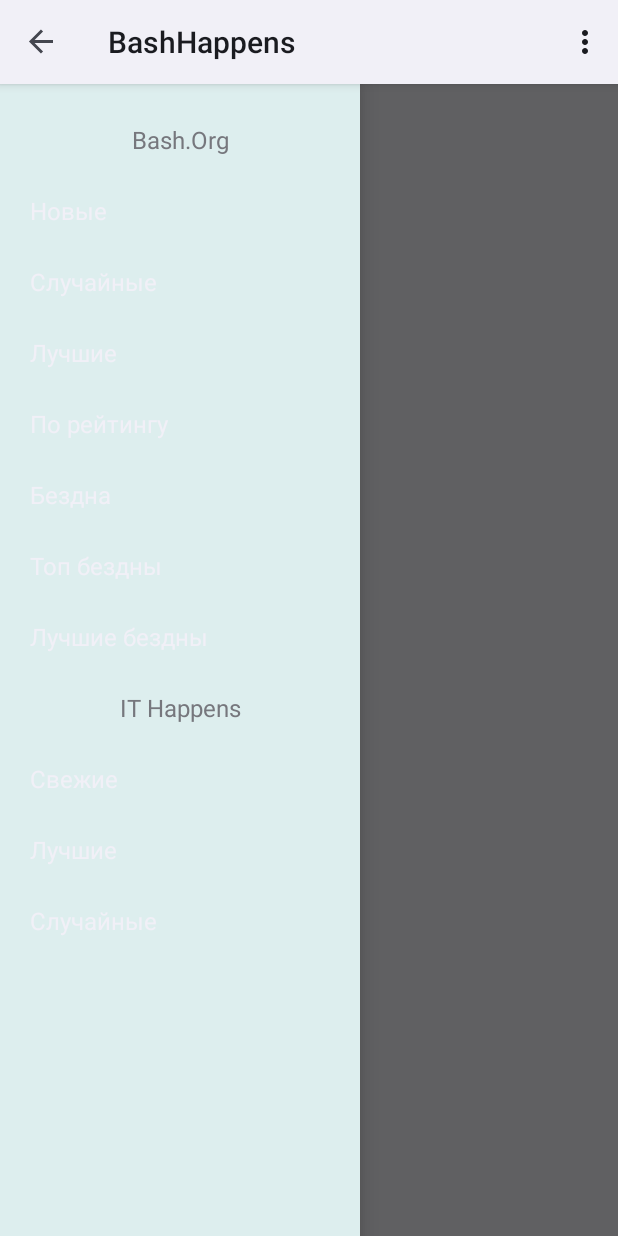
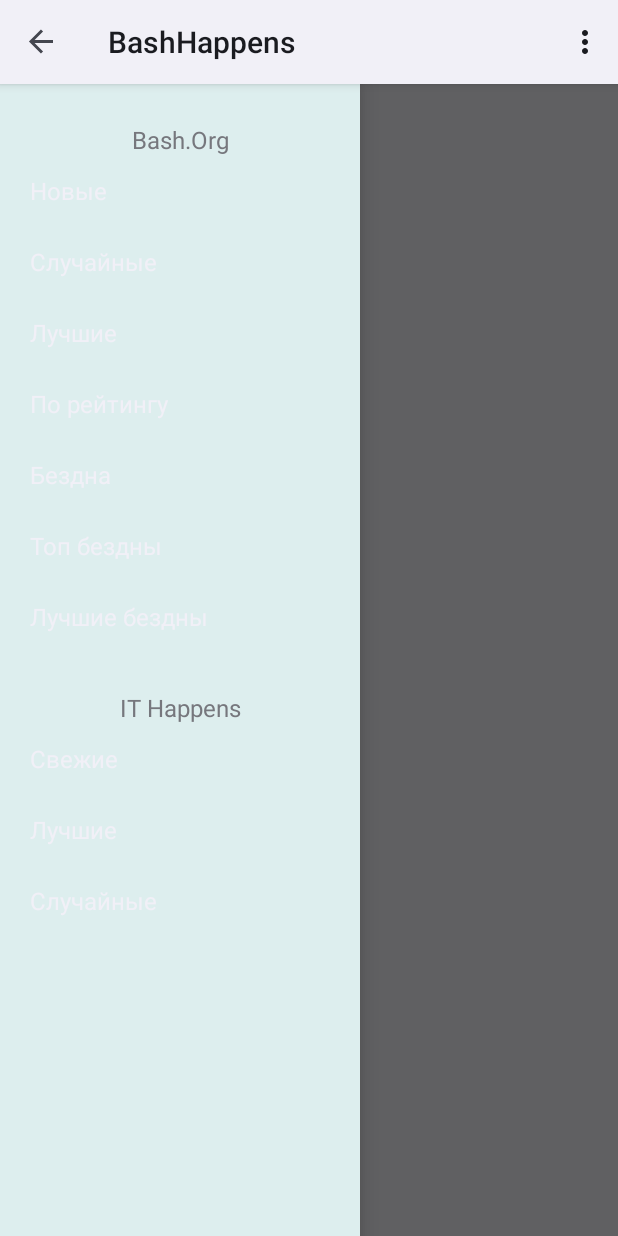
Before and after one commit to tech-team/BashHappens, an Android app: the screen it shows after launch (MainActivity), with the side drawer open, on a phone screen of 412 x 824 dp. Run offline under Robolectric (Android 15) with nearby library versions, the phone set to English and light mode, and no system bars; network calls fail; 1 statement that could not run was skipped.

Commit message:
#BH-8 Fixed Fixed vertical align bug in side bar

```diff
--- a/app/src/main/java/org/techteam/bashhappens/gui/adapters/SectionsListAdapter.java
+++ b/app/src/main/java/org/techteam/bashhappens/gui/adapters/SectionsListAdapter.java
@@ -47,7 +47,7 @@
             viewHolder.text.setGravity(Gravity.CENTER_HORIZONTAL | Gravity.BOTTOM);
         } else {
             viewHolder.text.setEnabled(true);
-            viewHolder.text.setGravity(Gravity.START | Gravity.BOTTOM);
+            viewHolder.text.setGravity(Gravity.START | Gravity.CENTER_VERTICAL);
         }
 
         return convertView;
```
